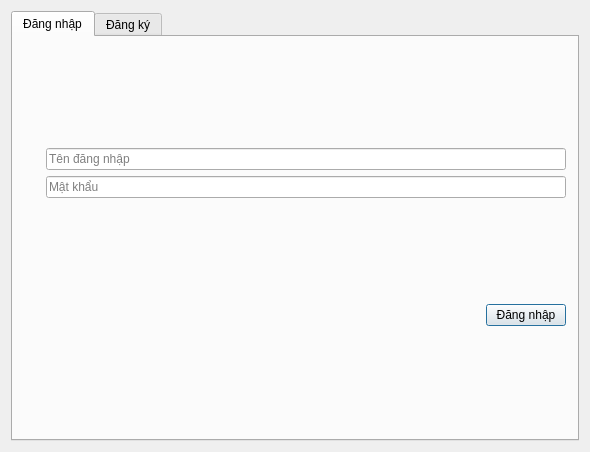
Before: the Qt Designer form introform.ui in fantasyinferno/libpro, drawn with Qt 5.
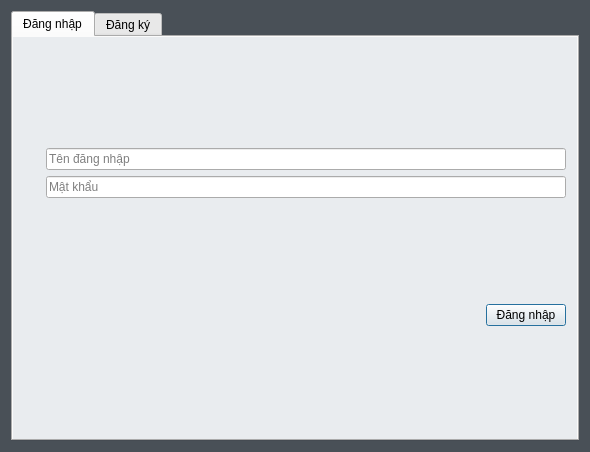
After: the same form once the commit is applied. Icons and pictures are not drawn.

What changed in the file:
```diff
--- a/introform.ui
+++ b/introform.ui
@@ -16,6 +16,11 @@
   <property name="windowTitle">
    <string>IntroForm</string>
   </property>
+  <property name="styleSheet">
+   <string notr="true">#IntroForm {
+	background-color: #495057;
+}</string>
+  </property>
   <layout class="QVBoxLayout" name="verticalLayout_6">
    <item>
     <widget class="QTabWidget" name="tabWidget">
@@ -26,6 +31,11 @@
       <bool>true</bool>
      </property>
      <widget class="QWidget" name="tab">
+      <property name="styleSheet">
+       <string notr="true">#tab {
+	background-color: #e9ecef;
+}</string>
+      </property>
       <attribute name="title">
        <string>Đăng nhập</string>
       </attribute>
```
Left out of the diff: 5 changed lines with no effect on the pictures.
